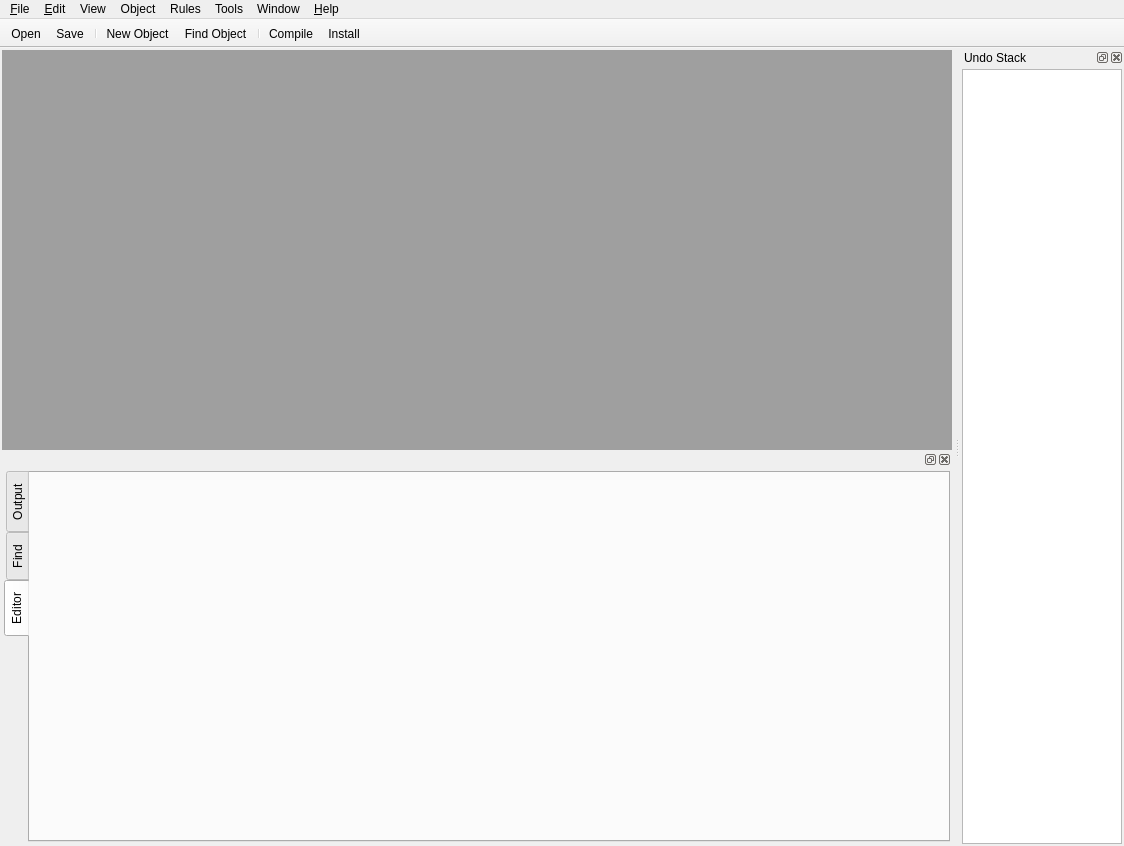
Qt form src/firewallfabrik/gui/ui/FWBMainWindow_q.ui (Linuxfabrik/firewallfabrik) before a commit.
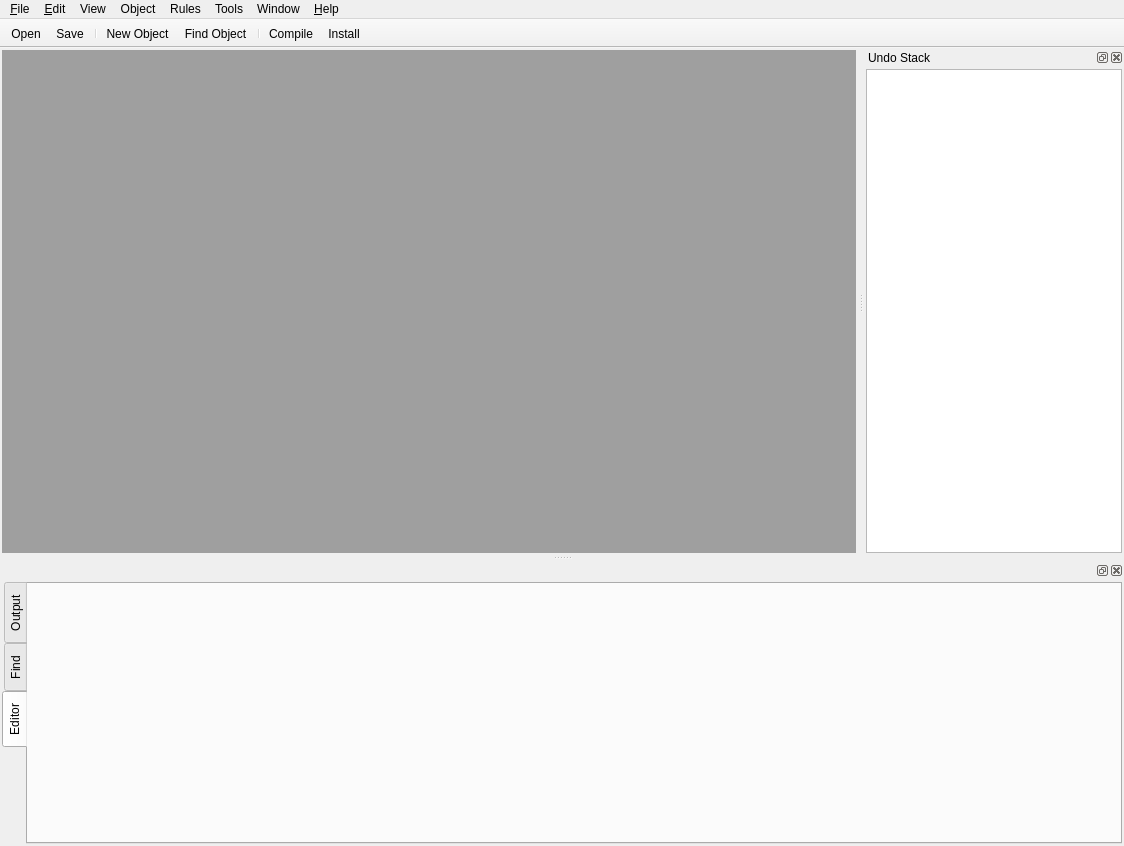
The same form after that commit. Icons and pictures are not drawn. Custom widgets are drawn as their Qt base class.

Commit message: fix(gui): fix editor dock window cannot be dragged

```diff
--- a/src/firewallfabrik/gui/ui/FWBMainWindow_q.ui
+++ b/src/firewallfabrik/gui/ui/FWBMainWindow_q.ui
@@ -40,7 +40,8 @@
     <item row="0" column="0">
      <widget class="QMdiArea" name="m_space"/>
     </item>
-    <item row="1" column="0">
+   </layout>
+  </widget>
      <widget class="ObjectEditorDockWidget" name="editorDockWidget">
       <property name="sizePolicy">
        <sizepolicy hsizetype="Preferred" vsizetype="Preferred">
@@ -63,6 +64,9 @@
       <property name="allowedAreas">
        <set>Qt::DockWidgetArea::BottomDockWidgetArea</set>
       </property>
+   <attribute name="dockWidgetArea">
+    <number>8</number>
+   </attribute>
       <widget class="QWidget" name="dockWidgetContents">
        <layout class="QGridLayout" name="gridLayout">
         <property name="margin" stdset="0">
@@ -694,9 +698,6 @@
        </layout>
       </widget>
      </widget>
-    </item>
-   </layout>
-  </widget>
   <widget class="QToolBar" name="toolBar">
    <property name="movable">
     <bool>false</bool>
```
Left out of the diff: 55 changed lines with no effect on the pictures. Lines whose indentation alone changed are shown as unchanged.
